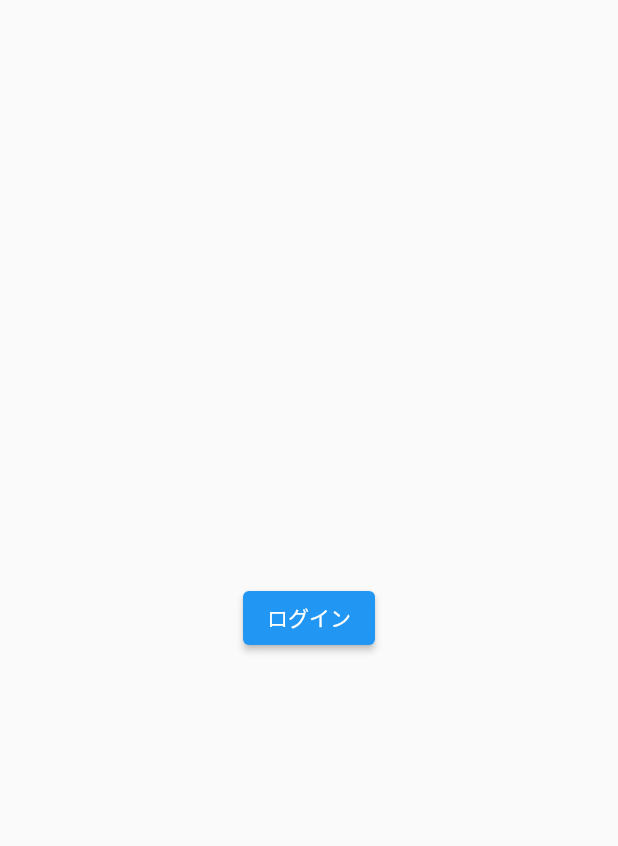
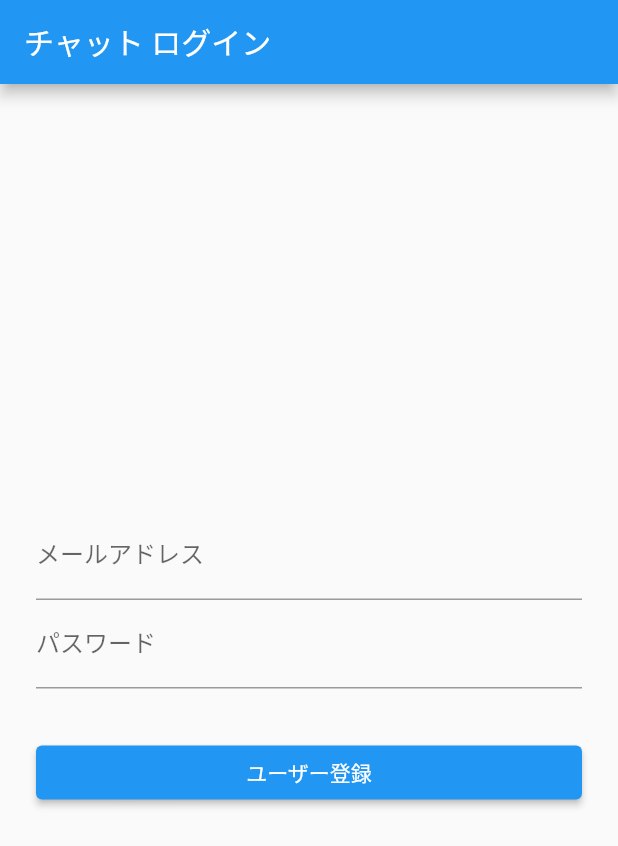
Before and after one commit to jugjug7531/chat_app, a Flutter app: the screen it shows after launch, on a phone screen of 412 x 824 dp. Shown: the top 846 px of the screen. Run offline on Flutter 3.47's test engine with Material 2 defaults, Android fonts, the phone set to English and light mode, and no system bars; our stand-ins replace firebase_auth, firebase_core; accounts and stored records are empty.

Commit message:
新規ユーザ登録機能を追加

```diff
--- /dev/null
+++ b/lib/login/component/add_user_button.dart
@@ -0,0 +1,42 @@
+import 'package:flutter/material.dart';
+import 'package:firebase_auth/firebase_auth.dart';
+import 'package:provider/provider.dart';
+import 'package:chat_app/chat/ui/chat_page.dart';
+import 'package:chat_app/login/model/user_login_model.dart';
+
+/// ユーザー登録ボタン
+///
+/// ログイン画面で新規ユーザ登録するときに押すボタンWidget
+class AddUserButton extends StatelessWidget {
+  const AddUserButton({Key? key}) : super(key: key);
+
+  @override
+  Widget build(BuildContext context){
+    return ElevatedButton(
+      child: const Text('ユーザー登録'),
+      onPressed: () async {
+        // ユーザーログイン情報モデル取得
+        final userlLoginModel = Provider.of<UserLoginModel>(context, listen:false);
+
+        try {
+          // メール&パスワードでユーザー登録
+          final FirebaseAuth auth = FirebaseAuth.instance;
+          await auth.createUserWithEmailAndPassword(
+            email: userlLoginModel.email,
+            password: userlLoginModel.password,
+          );
+          // ユーザー登録に成功した場合
+          // チャット画面に遷移＋ログイン画面を破棄
+          await Navigator.of(context).pushReplacement(
+            MaterialPageRoute(builder: (context) {
+              return const ChatPage();
+            }),
+          );
+        } catch (e) {
+          // ユーザー登録に失敗した場合
+          userlLoginModel.errorMsg = "登録に失敗しました：${e.toString()}";
+        }
+      },
+    );
+  }
+}
--- /dev/null
+++ b/lib/login/component/mail_address_form.dart
@@ -0,0 +1,23 @@
+import 'package:flutter/material.dart';
+import 'package:provider/provider.dart';
+import 'package:chat_app/login/model/user_login_model.dart';
+
+/// メールアドレス入力フォーム
+///
+/// ログイン時にメールアドレスを入力するためのフォームWidget
+class MailAddressForm extends StatelessWidget {
+  const MailAddressForm({Key? key}) : super(key: key);
+
+  @override
+  Widget build(BuildContext context){
+    return TextFormField(
+      decoration: const InputDecoration(labelText: 'メールアドレス'),
+      onChanged: (String value) {
+        // ユーザーログイン情報モデル取得
+        final userlLoginModel = Provider.of<UserLoginModel>(context, listen: false);
+        userlLoginModel.email = value;
+        debugPrint("[email]" +userlLoginModel.email);
+      }
+    );
+  }
+}
--- /dev/null
+++ b/lib/login/component/password_form.dart
@@ -0,0 +1,24 @@
+import 'package:flutter/material.dart';
+import 'package:provider/provider.dart';
+import 'package:chat_app/login/model/user_login_model.dart';
+
+/// パスワード入力フォーム
+///
+/// ログイン時にパスワードを入力するためのフォームWidget
+class PasswordForm extends StatelessWidget {
+  const PasswordForm({Key? key}) : super(key: key);
+
+  @override
+  Widget build(BuildContext context){
+    return TextFormField(
+      decoration: const InputDecoration(labelText: 'パスワード'),
+      obscureText: true,
+      onChanged: (String value) {
+        // ユーザーログイン情報モデル取得
+        final userlLoginModel = Provider.of<UserLoginModel>(context, listen: false);
+        userlLoginModel.password = value;
+        debugPrint("[password]" +userlLoginModel.password);
+      }
+    );
+  }
+}
--- /dev/null
+++ b/lib/login/model/user_login_model.dart
@@ -0,0 +1,35 @@
+import 'package:flutter/foundation.dart';
+
+/// ユーザーログイン情報モデル
+///
+/// 以下の情報を保持
+/// ・メールアドレス[_email]
+/// ・パスワード[_password]
+/// ・ログインエラーメッセージ[_errorMsg]
+class UserLoginModel with ChangeNotifier {
+  /// メールアドレス
+  String _email = "";
+  /// パスワード
+  String _password = "";
+  /// ログインエラーメッセージ
+  String _errorMsg = "";
+
+  // getter
+  String get email => _email;
+  String get password => _password;
+  String get errorMsg => _errorMsg;
+
+  // setter
+  set email(String email) {
+    _email = email;
+    notifyListeners(); //通知
+  }
+  set password(String password) {
+    _password = password;
+    notifyListeners(); //通知
+  }
+  set errorMsg(String errorMsg) {
+    _errorMsg = errorMsg;
+    notifyListeners(); //通知
+  }
+}
--- a/lib/login/ui/login_page.dart
+++ b/lib/login/ui/login_page.dart
@@ -1,31 +1,62 @@
 import 'package:flutter/material.dart';
-import 'package:chat_app/chat/ui/chat_page.dart';
+import 'package:provider/provider.dart';
+import 'package:chat_app/login/model/user_login_model.dart';
+import 'package:chat_app/login/component/mail_address_form.dart';
+import 'package:chat_app/login/component/password_form.dart';
+import 'package:chat_app/login/component/add_user_button.dart';
 
-/// ログイン画面用Widget
+/// chatログインページ
+///
+/// 以下の機能をおこなうためのページ
+/// ・新規ユーザ登録
 class LoginPage extends StatelessWidget {
   const LoginPage({Key? key}) : super(key: key);
 
   @override
   Widget build(BuildContext context) {
     return Scaffold(
+      appBar: AppBar(
+        title: const Text("チャット ログイン"),
+      ),
       body: Center(
-        child: Column(
-          mainAxisAlignment: MainAxisAlignment.center,
-          children: <Widget>[
-            ElevatedButton(
-              child: const Text('ログイン'),
-              onPressed: () async {
-                // チャット画面に遷移＋ログイン画面を破棄
-                await Navigator.of(context).pushReplacement(
-                  MaterialPageRoute(builder: (context) {
-                    return const ChatPage();
-                  }),
-                );
-              },
-            )
-          ],
-        ),
-      ),
+        child: Container(
+          padding: const EdgeInsets.all(24),
+          child:Column(
+            mainAxisAlignment: MainAxisAlignment.center,
+            children: [
+              ChangeNotifierProvider(
+                create: (BuildContext context) => UserLoginModel(),
+                child: Column(
+                  mainAxisAlignment: MainAxisAlignment.center,
+                  children:  <Widget>[
+                    // メールアドレス入力フォーム
+                    const MailAddressForm(),
+                    // パスワード入力フォーム
+                    const PasswordForm(),
+                    // エラーメッセージ
+                    Container(
+                      padding: const EdgeInsets.all(8),
+                      child: Consumer<UserLoginModel>(
+                        builder: (context, userLoginModel, _) => Text(
+                        userLoginModel.errorMsg,
+                        style: const TextStyle(
+                            color: Colors.red
+                          ),
+                        ),
+                      )
+                    ),
+                    // 新規ユーザ登録ボタン
+                    const SizedBox(
+                      width: double.infinity,
+                      child: AddUserButton()
+                    )
+                  ],
+                ),
+              )
+            ]
+          )
+        )
+      )
     );
   }
 }
--- a/pubspec.yaml
+++ b/pubspec.yaml
@@ -34,6 +34,9 @@ dependencies:
   # The following adds the Cupertino Icons font to your application.
   # Use with the CupertinoIcons class for iOS style icons.
   cupertino_icons: ^1.0.2
+  firebase_core: ^1.12.0
+  firebase_auth: ^3.3.8
+  provider: ^6.0.2
 
 dev_dependencies:
   flutter_test:
```
Also changed, not shown: lib/main.dart (+15 -1 lines), lib/my_firebase_option.dart (added, +15 -0 lines), pubspec.lock.
